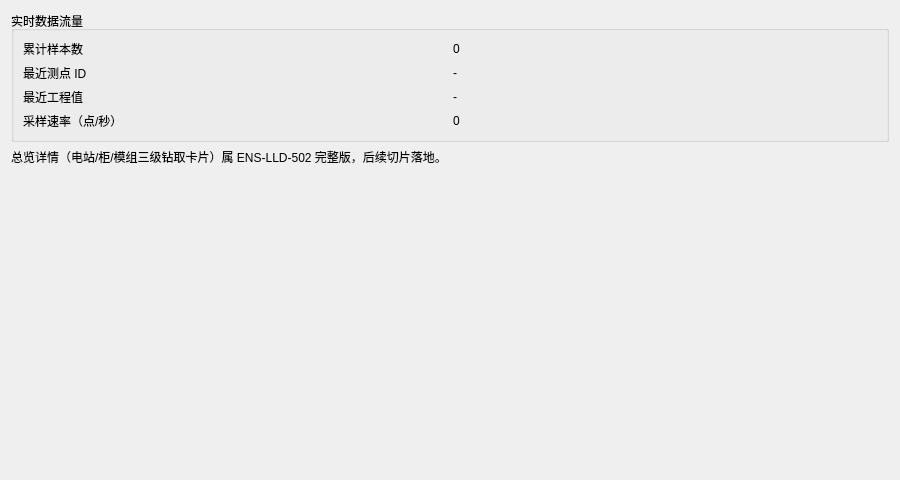
LIN367799/EnerSentry, file apps/ens_app/src/ui/views/OverviewWidget.ui: the form before one commit.
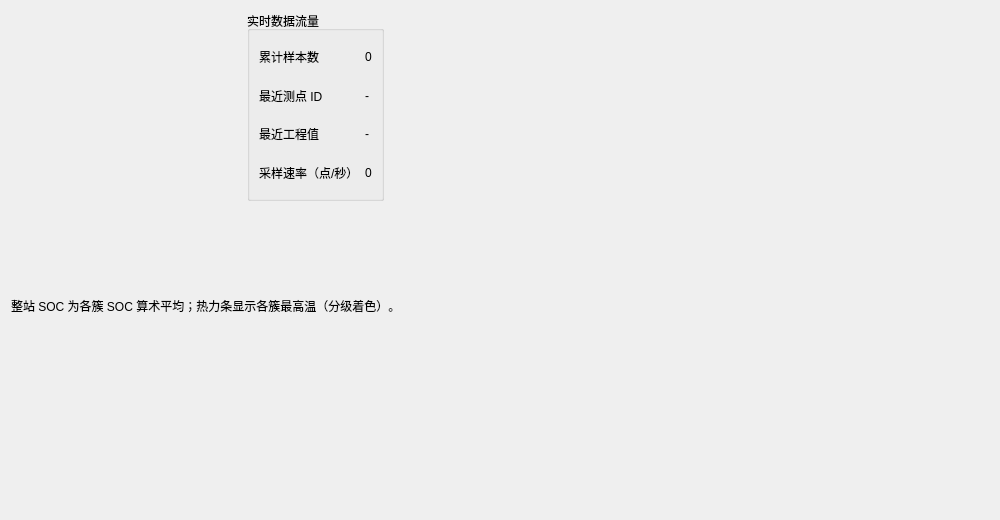
The form after the commit.

Commit message: V2 切片 40：总览 SOC 仪表盘与簇温热力条（FR-OV-06/07，ctest 322/322）

What changed in the file:
```diff
--- a/apps/ens_app/src/ui/views/OverviewWidget.ui
+++ b/apps/ens_app/src/ui/views/OverviewWidget.ui
@@ -6,12 +6,38 @@
    <rect>
     <x>0</x>
     <y>0</y>
-    <width>900</width>
-    <height>480</height>
+    <width>1000</width>
+    <height>520</height>
    </rect>
   </property>
   <layout class="QVBoxLayout" name="rootLayout">
    <item>
+    <layout class="QHBoxLayout" name="rowTop">
+     <item>
+      <widget class="QWidget" name="socHost" native="true">
+       <property name="minimumSize">
+        <size>
+         <width>230</width>
+         <height>190</height>
+        </size>
+       </property>
+       <layout class="QVBoxLayout" name="socLayout">
+        <property name="leftMargin">
+         <number>0</number>
+        </property>
+        <property name="topMargin">
+         <number>0</number>
+        </property>
+        <property name="rightMargin">
+         <number>0</number>
+        </property>
+        <property name="bottomMargin">
+         <number>0</number>
+        </property>
+       </layout>
+      </widget>
+     </item>
+     <item>
     <widget class="QGroupBox" name="grpStats">
      <property name="title">
       <string>实时数据流量</string>
@@ -77,9 +103,48 @@
     </widget>
    </item>
    <item>
+      <spacer name="topSpacer">
+       <property name="orientation">
+        <enum>Qt::Horizontal</enum>
+       </property>
+       <property name="sizeHint" stdset="0">
+        <size>
+         <width>40</width>
+         <height>20</height>
+        </size>
+       </property>
+      </spacer>
+     </item>
+    </layout>
+   </item>
+   <item>
+    <widget class="QWidget" name="heatHost" native="true">
+     <property name="minimumSize">
+      <size>
+       <width>0</width>
+       <height>84</height>
+      </size>
+     </property>
+     <layout class="QVBoxLayout" name="heatLayout">
+      <property name="leftMargin">
+       <number>0</number>
+      </property>
+      <property name="topMargin">
+       <number>0</number>
+      </property>
+      <property name="rightMargin">
+       <number>0</number>
+      </property>
+      <property name="bottomMargin">
+       <number>0</number>
+      </property>
+     </layout>
+    </widget>
+   </item>
+   <item>
     <widget class="QLabel" name="lblNote">
      <property name="text">
-      <string>总览详情（电站/柜/模组三级钻取卡片）属 ENS-LLD-502 完整版，后续切片落地。</string>
+      <string>整站 SOC 为各簇 SOC 算术平均；热力条显示各簇最高温（分级着色）。</string>
      </property>
      <property name="wordWrap">
       <bool>true</bool>
```
Lines whose indentation alone changed are shown as unchanged. The commit also changes 11 other files.
